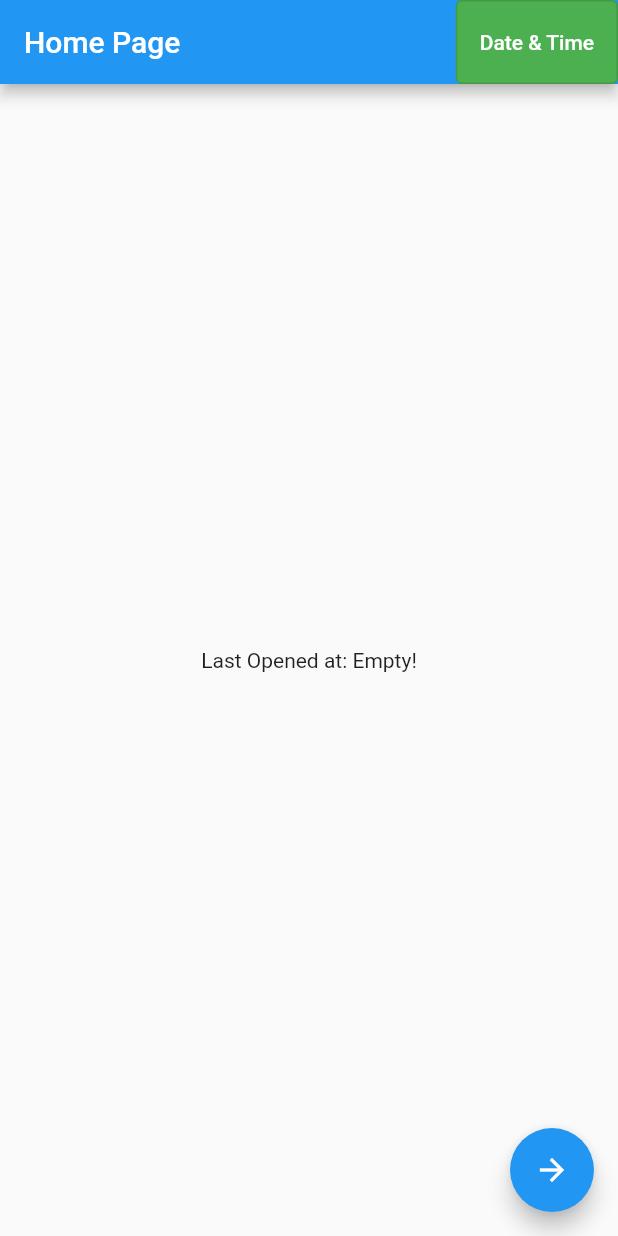
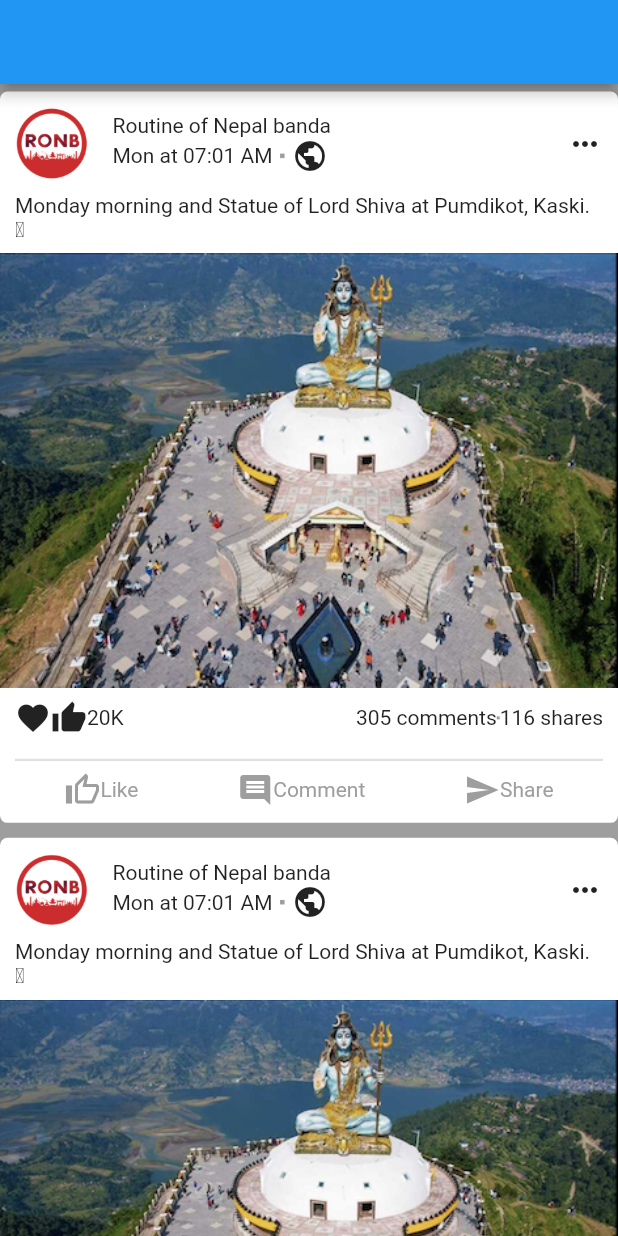
Before and after one commit to sharmashashi/HCOE_2022_May_20, a Flutter app: the screen it shows after launch, on a phone screen of 412 x 824 dp. Run offline on Flutter 3.47's test engine with Material 2 defaults, Android fonts, the phone set to English and light mode, and no system bars; our stand-ins replace get.

Commit message:
designed feed card

```diff
--- a/lib/async.dart
+++ /dev/null
@@ -1,11 +0,0 @@
-void main() async {
-  String someData = await getSomeDataAfterSomeDelay();
-  print(someData);
-}
-
-getSomeDataAfterSomeDelay() async {
-  await Future.delayed(Duration(seconds: 5));
-  // print("some data");
-
-  return "Some Data";
-}
--- /dev/null
+++ b/lib/feeds/feed_cardV.dart
@@ -0,0 +1,187 @@
+import 'package:firstapp/feeds/feed_cardVM.dart';
+import 'package:flutter/material.dart';
+import 'package:get/get_state_manager/get_state_manager.dart';
+
+class FeedCard extends StatelessWidget {
+  FeedCard({Key? key}) : super(key: key);
+
+  final FeedCardViewModel viewModel = FeedCardViewModel();
+
+  @override
+  Widget build(BuildContext context) {
+    return Container(
+      margin: EdgeInsets.symmetric(vertical: 5),
+      padding: EdgeInsets.symmetric(vertical: 10),
+      decoration: BoxDecoration(
+          borderRadius: BorderRadius.circular(5),
+          color: Colors.white,
+          boxShadow: [
+            BoxShadow(
+                color: Colors.grey,
+                offset: Offset(1, 1),
+                spreadRadius: 0.1,
+                blurRadius: 1)
+          ]),
+      child: Column(
+        mainAxisSize: MainAxisSize.min,
+        children: [
+          Padding(
+            padding: EdgeInsets.symmetric(horizontal: 10),
+            child: _pageDetails(),
+          ),
+          Padding(
+              padding: EdgeInsets.symmetric(horizontal: 10),
+              child: _statusBuilder()),
+          _statusImgae(),
+          Padding(
+            padding: EdgeInsets.symmetric(horizontal: 10),
+            child: _reactionsBuilder(),
+          ),
+          Padding(
+            padding: const EdgeInsets.symmetric(horizontal: 10),
+            child: Divider(
+              thickness: 1.5,
+            ),
+          ),
+          Padding(
+              padding: EdgeInsets.symmetric(horizontal: 10),
+              child: _actionButtons())
+        ],
+      ),
+    );
+  }
+
+  _pageDetails() {
+    return Row(
+      mainAxisAlignment: MainAxisAlignment.spaceBetween,
+      children: [
+        Row(
+          children: [
+            Image.asset(
+              "assets/ronb.png",
+              width: 50,
+            ),
+            SizedBox(
+              width: 15,
+            ),
+            Column(
+              crossAxisAlignment: CrossAxisAlignment.start,
+              children: [
+                Text("Routine of Nepal banda"),
+                Row(
+                  children: [
+                    Text("Mon at 07:01 AM"),
+                    Container(
+                      margin: EdgeInsets.symmetric(horizontal: 5),
+                      height: 3,
+                      width: 3,
+                      color: Colors.grey,
+                    ),
+                    Icon(Icons.public)
+                  ],
+                )
+              ],
+            ),
+          ],
+        ),
+        Icon(Icons.more_horiz)
+      ],
+    );
+  }
+
+  _statusBuilder() {
+    final _status =
+        "Monday morning and Statue of Lord Shiva at Pumdikot, Kaski. \u2764 ";
+    return Padding(
+      padding: const EdgeInsets.symmetric(
+        vertical: 8.0,
+      ),
+      child: Text(_status),
+    );
+  }
+
+  _statusImgae() {
+    return Image.asset("assets/pumdikot.png");
+  }
+
+  _reactionsBuilder() {
+    return Padding(
+      padding: const EdgeInsets.symmetric(vertical: 8.0),
+      child: Row(
+        mainAxisAlignment: MainAxisAlignment.spaceBetween,
+        children: [_reactions(), _commentAndShare()],
+      ),
+    );
+  }
+
+  _actionButtons() {
+    return GetBuilder<FeedCardViewModel>(
+      init: viewModel,
+      builder: (context) {
+        return Row(
+          mainAxisAlignment: MainAxisAlignment.spaceAround,
+          children: [
+            _singleActionButton(
+                iconData: Icons.thumb_up_outlined,
+                btnName: "Like",
+                btnColor: viewModel.liked ? Colors.blue : Colors.grey,
+                onTap: () {
+                  viewModel.onLikeClicked();
+                }),
+            _singleActionButton(
+              btnColor: Colors.grey,
+                iconData: Icons.comment, btnName: "Comment", onTap: () {}),
+            _singleActionButton(
+              btnColor: Colors.grey,
+                iconData: Icons.send, btnName: "Share", onTap: () {}),
+          ],
+        );
+      }
+    );
+  }
+
+  _reactions() {
+    return Row(
+      children: [
+        Icon(Icons.favorite_outlined),
+        Icon(Icons.thumb_up),
+        GetBuilder<FeedCardViewModel>(
+            init: viewModel,
+            builder: (context) {
+              return Text("${viewModel.reactionCount}K");
+            })
+      ],
+    );
+  }
+
+  _commentAndShare() {
+    return Row(
+      children: [
+        Text("305 comments"),
+        Container(
+          height: 2,
+          width: 2,
+          color: Colors.grey,
+        ),
+        Text("116 shares")
+      ],
+    );
+  }
+
+  _singleActionButton(
+      {required IconData iconData,
+      required String btnName,
+      required Color btnColor,
+      required Function onTap}) {
+    return GestureDetector(
+        onTap: () {
+          onTap();
+        },
+        child: Row(
+          children: [
+            Icon(iconData, color: btnColor),
+            Text(btnName,style:TextStyle(color: btnColor))
+          ],
+        ));
+  }
+}
--- /dev/null
+++ b/lib/feeds/feed_cardVM.dart
@@ -0,0 +1,21 @@
+import 'package:get/get_state_manager/get_state_manager.dart';
+
+class FeedCardViewModel extends GetxController {
+  int _reactionCount = 20;
+  int get reactionCount => _reactionCount;
+
+  bool _liked = false;
+  bool get liked => _liked;
+
+  onLikeClicked() {
+    if (_liked == false) {
+      _reactionCount++;
+      _liked = true;
+      update();
+    } else {
+      _reactionCount--;
+      _liked = false;
+      update();
+    }
+  }
+}
--- /dev/null
+++ b/lib/feeds/feedsV.dart
@@ -0,0 +1,23 @@
+import 'package:firstapp/feeds/feed_cardV.dart';
+import 'package:flutter/material.dart';
+
+class Feeds extends StatelessWidget {
+  const Feeds({Key? key}) : super(key: key);
+
+  @override
+  Widget build(BuildContext context) {
+    return Scaffold(
+      backgroundColor: Colors.grey,
+      appBar: AppBar(),
+      body: _body(),
+    );
+  }
+
+  Widget _body() {
+    return ListView(
+      children: [
+        for(int i =0;i<10;i++)FeedCard()
+      ],
+    );
+  }
+}
--- a/lib/homepage.dart
+++ /dev/null
@@ -1,75 +0,0 @@
-import 'package:firstapp/counter_app/counter_appV.dart';
-import 'package:flutter/material.dart';
-import 'package:get/get.dart';
-import 'package:shared_preferences/shared_preferences.dart';
-
-class HomePage extends StatefulWidget {
-  const HomePage({Key? key}) : super(key: key);
-
-  @override
-  State<HomePage> createState() => _HomePageState();
-}
-
-class _HomePageState extends State<HomePage> {
-  String dateTime = "Empty!";
-
-  @override
-  void initState() {
-    saveDateTime();
-    super.initState();
-  }
-
-  @override
-  Widget build(BuildContext context) {
-    return Scaffold(
-        floatingActionButton: FloatingActionButton(
-          onPressed: () {
-            Get.to(CounterApp());
-          },
-          child: Icon(Icons.arrow_forward)
-        ),
-        appBar: AppBar(
-          title: Text("Home Page"),
-          actions: [
-            OutlinedButton(
-              style: ButtonStyle(
-                  backgroundColor: MaterialStateProperty.all(Colors.green)),
-              onPressed: () {
-                getAndDisplayDateTime();
-              },
-              child: Text(
-                "Date & Time",
-                style: TextStyle(color: Colors.white),
-              ),
-            )
-          ],
-        ),
-        body: _body());
-  }
-
-  Widget _body() {
-    return Center(
-      child: Text("Last Opened at: $dateTime"),
-    );
-  }
-
-  saveDateTime() async {
-    SharedPreferences pref = await SharedPreferences.getInstance();
-    DateTime currentDate = DateTime.now();
-    String stringDateTime = currentDate.toIso8601String();
-
-    await pref.setString("currentDateTime", stringDateTime);
-  }
-
-  getAndDisplayDateTime() async {
-    SharedPreferences pref = await SharedPreferences.getInstance();
-
-    String savedDateTime = pref.getString("currentDateTime").toString();
-
-    DateTime date = DateTime.parse(savedDateTime);
-
-    setState(() {
-      dateTime = date.hour.toString() + " : " + date.minute.toString();
-    });
-  }
-}
--- a/lib/main.dart
+++ b/lib/main.dart
@@ -1,11 +1,9 @@
-import 'package:firstapp/counter_app/counter_appV.dart';
-import 'package:firstapp/homepage.dart';
-import 'package:firstapp/settings/settings_page.dart';
+import 'package:firstapp/feeds/feedsV.dart';
 import 'package:flutter/material.dart';
 import 'package:get/get.dart';
 
 void main() {
   runApp(GetMaterialApp(
-    home: HomePage(),
+    home: Feeds(),
   ));
 }
--- a/pubspec.yaml
+++ b/pubspec.yaml
@@ -61,8 +61,8 @@ flutter:
   uses-material-design: true
 
   # To add assets to your application, add an assets section, like this:
-  # assets:
-  #   - images/a_dot_burr.jpeg
+  assets:
+    - assets/
   #   - images/a_dot_ham.jpeg
 
   # An image asset can refer to one or more resolution-specific "variants", see
```
Also changed, not shown: assets/pumdikot.png (added), assets/ronb.png (added).
